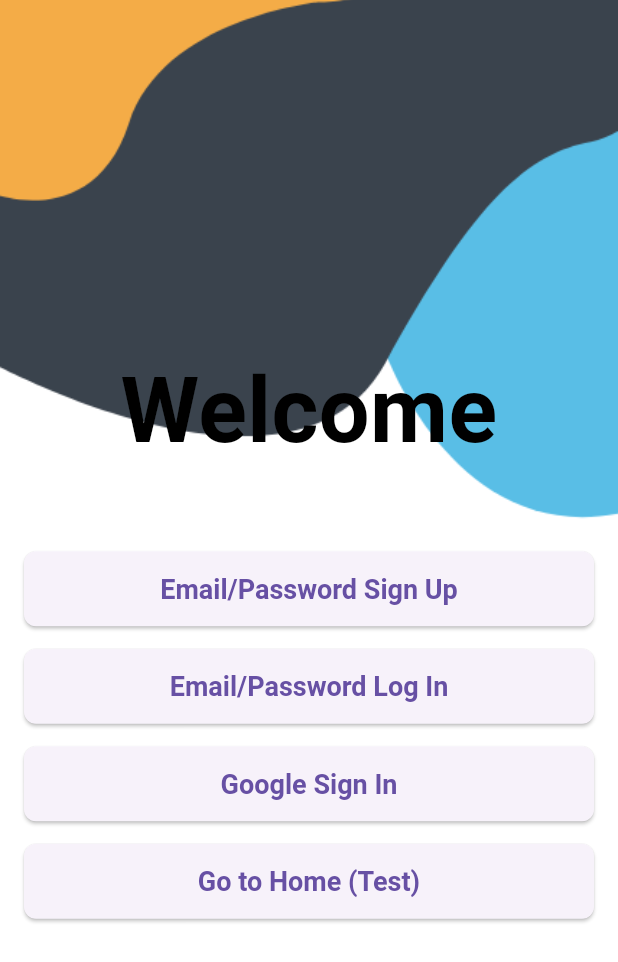
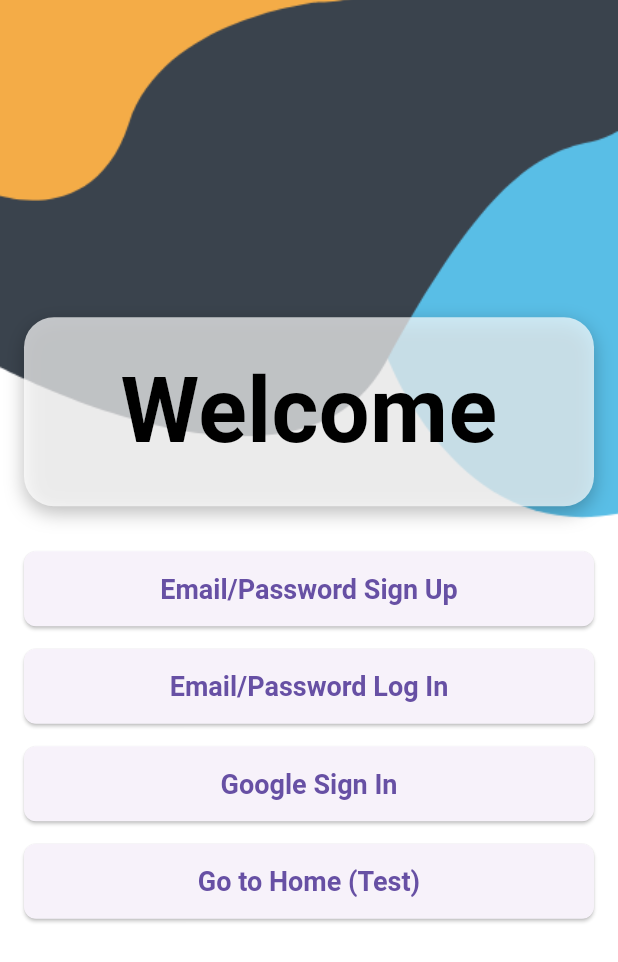
Before and after one commit to VinayPapnoi/BRL_Task_2_-Country-Database-, a Flutter app: the screen it shows once a user with an empty profile is signed in, after a tap on the "logout" icon, on a phone screen of 412 x 824 dp. Shown: the top 962 px of the screen. Run offline on Flutter 3.47's test engine with Material 3 defaults, Android fonts, the phone set to English and light mode, and no system bars; our stand-ins replace firebase_auth, firebase_core, google_sign_in; accounts and stored records are empty.

Commit message:
added a white box on the login screen

```diff
--- /dev/null
+++ b/devtools_options.yaml
@@ -0,0 +1,3 @@
+description: This file stores settings for Dart & Flutter DevTools.
+documentation: https://docs.flutter.dev/tools/devtools/extensions#configure-extension-enablement-states
+extensions:
--- a/lib/main.dart
+++ b/lib/main.dart
@@ -14,6 +14,9 @@
 void main() async {
   WidgetsFlutterBinding.ensureInitialized();
   await Firebase.initializeApp(options: DefaultFirebaseOptions.currentPlatform);
+
+  await FirebaseAuth.instance.signOut();
+
   runApp(const MyApp());
 }
 
--- a/lib/screens/login_screen.dart
+++ b/lib/screens/login_screen.dart
@@ -36,9 +36,15 @@
                       horizontal: 30,
                     ),
                     decoration: BoxDecoration(
-                      borderRadius: BorderRadius.circular(
-                        20,
-                      ),
+                      color: Color.fromRGBO(255, 255, 255, 0.7),
+                      borderRadius: BorderRadius.circular(20),
+                      boxShadow: [
+                        BoxShadow(
+                          color: Colors.black26,
+                          blurRadius: 10,
+                          offset: Offset(0, 4),
+                        ),
+                      ],
                     ),
                     child: const Text(
                       "Welcome",
@@ -50,6 +56,7 @@
                       ),
                     ),
                   ),
+
                   const SizedBox(height: 30),
 
                   CustomButton(
```
Also changed, not shown: 1 other file.
